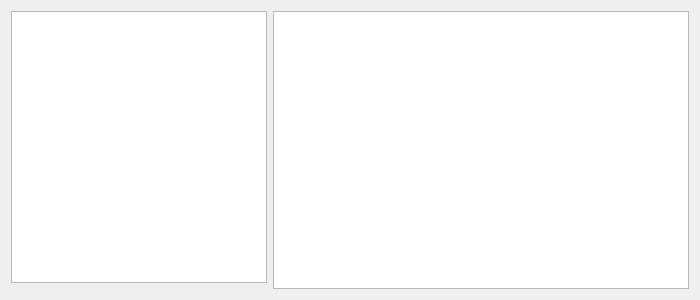
Old version of the form view/results/classificationresultview.ui in the repository Joensw/RCAIT.
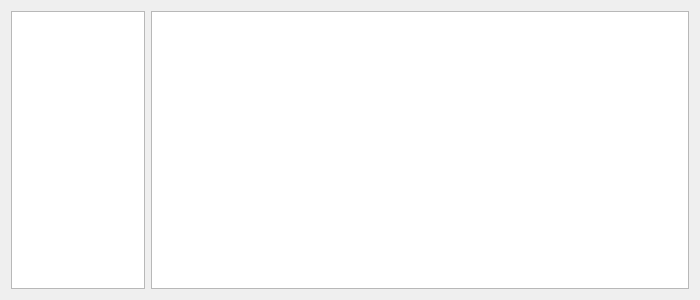
New version of the form. Custom widgets are drawn as their Qt base class.

Commit message: Update classification tab layout

Diff of the .ui file:
```diff
--- a/view/results/classificationresultview.ui
+++ b/view/results/classificationresultview.ui
@@ -13,8 +13,8 @@
   <property name="windowTitle">
    <string>Form</string>
   </property>
-  <layout class="QGridLayout" name="gridLayout" columnstretch="0,1">
-   <item row="0" column="0">
+  <layout class="QHBoxLayout" name="horizontalLayout" stretch="1,4">
+   <item>
     <widget class="CustomTableWidget" name="tableWidget_classificationresult">
      <property name="verticalScrollBarPolicy">
       <enum>Qt::ScrollBarAsNeeded</enum>
@@ -42,7 +42,7 @@
      </attribute>
     </widget>
    </item>
-   <item row="0" column="1" rowspan="2">
+   <item>
     <widget class="QGraphicsView" name="graphicsView_classificationresult"/>
    </item>
   </layout>
```
